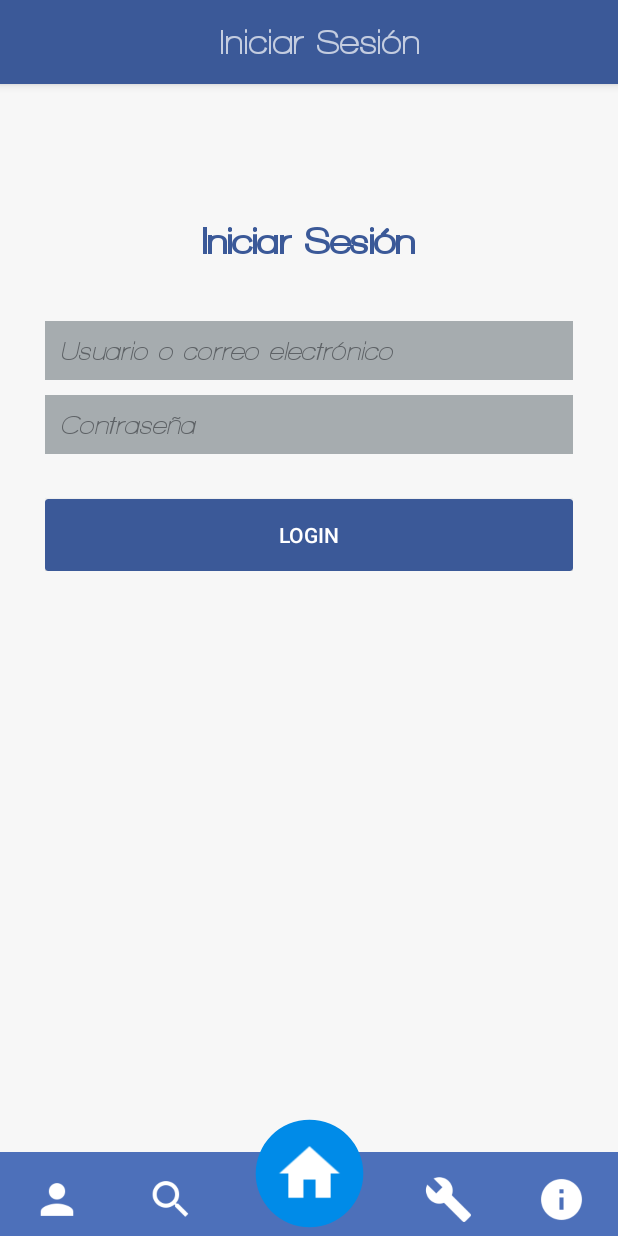
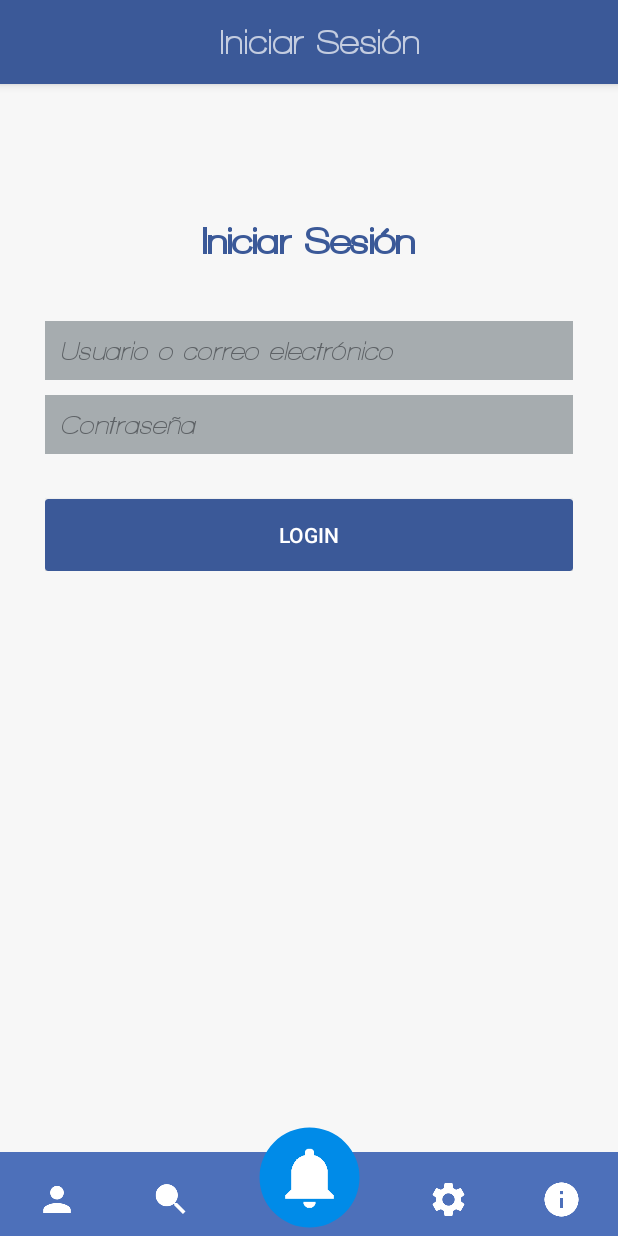
Before and after one commit to Warchups/alertru-android, an Android app: the MainActivity screen opened directly, with no data from a screen before it, on a phone screen of 412 x 824 dp. Run offline under Robolectric (Android 15) with nearby library versions, the phone set to English and light mode, and no system bars; our stand-ins replace Shimmer; libraries missing offline, so code that uses them is left out: com.github.jorgecastilloprz, com.github.jorgecastilloprz.listeners, com.victor.loading; plain views replace RotateLoading; 6 statements that could not run were skipped.

Commit message:
Cambio de iconos

```diff
--- a/app/src/main/res/drawable/icon_tab_center_black.xml
+++ b/app/src/main/res/drawable/icon_tab_center_black.xml
@@ -4,9 +4,9 @@
     <item android:drawable="@drawable/circle_tab_dark" />
     <item
         android:drawable="@drawable/home_white"
-        android:bottom="20dp"
-        android:top="20dp"
-        android:right="20dp"
-        android:left="20dp"/>
+        android:bottom="32dp"
+        android:top="32dp"
+        android:right="32dp"
+        android:left="32dp"/>
 
 </layer-list>
--- a/app/src/main/res/drawable/icon_tab_center_notification.xml
+++ b/app/src/main/res/drawable/icon_tab_center_notification.xml
@@ -4,9 +4,9 @@
     <item android:drawable="@drawable/circle_tab_notification" />
     <item
         android:drawable="@drawable/home_white"
-        android:bottom="20dp"
-        android:top="20dp"
-        android:right="20dp"
-        android:left="20dp"/>
+        android:bottom="32dp"
+        android:top="32dp"
+        android:right="32dp"
+        android:left="32dp"/>
 
 </layer-list>
--- a/app/src/main/res/drawable/icon_tab_center_white.xml
+++ b/app/src/main/res/drawable/icon_tab_center_white.xml
@@ -4,9 +4,9 @@
     <item android:drawable="@drawable/circle_tab" />
     <item
         android:drawable="@drawable/home_white"
-        android:bottom="20dp"
-        android:top="20dp"
-        android:right="20dp"
-        android:left="20dp"/>
+        android:bottom="32dp"
+        android:top="32dp"
+        android:right="32dp"
+        android:left="32dp"/>
 
 </layer-list>
--- a/app/src/main/res/layout/content_main.xml
+++ b/app/src/main/res/layout/content_main.xml
@@ -35,8 +35,8 @@
 
         <ImageView
             android:id="@+id/button_home"
-            android:layout_width="75dp"
-            android:layout_height="75dp"
+            android:layout_width="70dp"
+            android:layout_height="70dp"
             android:layout_marginBottom="4dp"
             android:layout_marginEnd="8dp"
             android:layout_marginStart="8dp"
@@ -66,9 +66,9 @@
                     android:layout_width="match_parent"
                     android:layout_height="match_parent"
                     android:layout_weight="0.5"
-                    android:paddingHorizontal="15dp"
-                    android:paddingTop="15dp"
-                    android:paddingBottom="5dp"
+                    android:paddingHorizontal="18dp"
+                    android:paddingTop="18dp"
+                    android:paddingBottom="8dp"
                     android:src="@drawable/user_white" />
 
                 <LinearLayout
@@ -92,9 +92,9 @@
                     android:layout_width="match_parent"
                     android:layout_height="match_parent"
                     android:layout_weight="0.5"
-                    android:paddingHorizontal="15dp"
-                    android:paddingTop="15dp"
-                    android:paddingBottom="5dp"
+                    android:paddingHorizontal="18dp"
+                    android:paddingTop="18dp"
+                    android:paddingBottom="8dp"
                     android:src="@drawable/search_white" />
 
                 <LinearLayout
@@ -123,9 +123,9 @@
                     android:layout_width="match_parent"
                     android:layout_height="match_parent"
                     android:layout_weight="0.5"
-                    android:paddingHorizontal="15dp"
-                    android:paddingTop="15dp"
-                    android:paddingBottom="5dp"
+                    android:paddingHorizontal="18dp"
+                    android:paddingTop="18dp"
+                    android:paddingBottom="8dp"
                     android:src="@drawable/config_white" />
 
                 <LinearLayout
@@ -149,9 +149,9 @@
                     android:layout_width="match_parent"
                     android:layout_height="match_parent"
                     android:layout_weight="0.5"
-                    android:paddingHorizontal="15dp"
-                    android:paddingTop="15dp"
-                    android:paddingBottom="5dp"
+                    android:paddingHorizontal="18dp"
+                    android:paddingTop="18dp"
+                    android:paddingBottom="8dp"
                     android:src="@drawable/info_white" />
 
                 <LinearLayout
```
Also changed, not shown: app/src/main/res/drawable/config_white.png, app/src/main/res/drawable/home_white.png, app/src/main/res/drawable/info_white.png, app/src/main/res/drawable/search_white.png, app/src/main/res/drawable/user_white.png.
